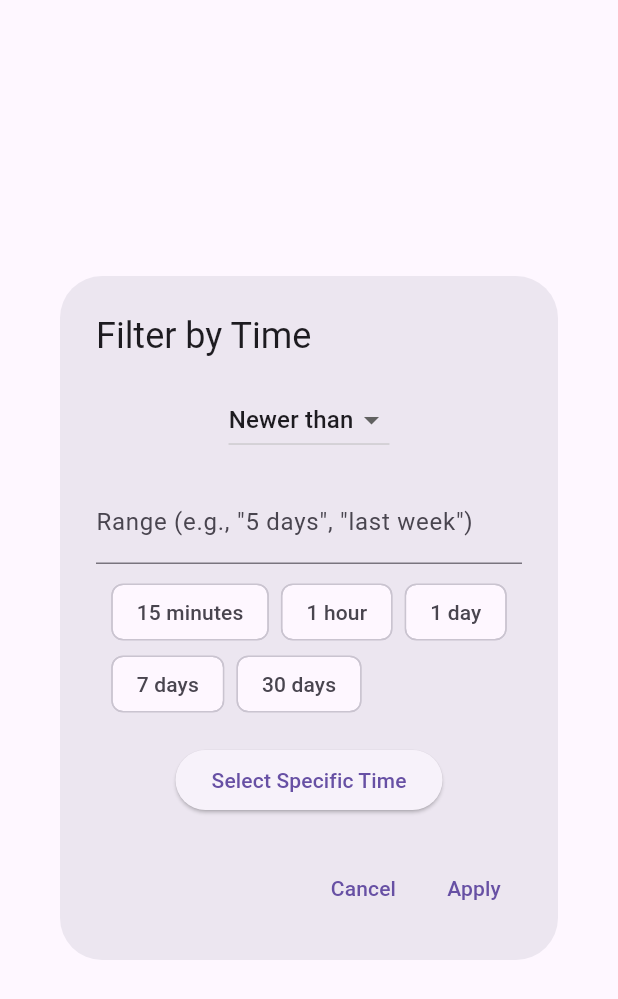
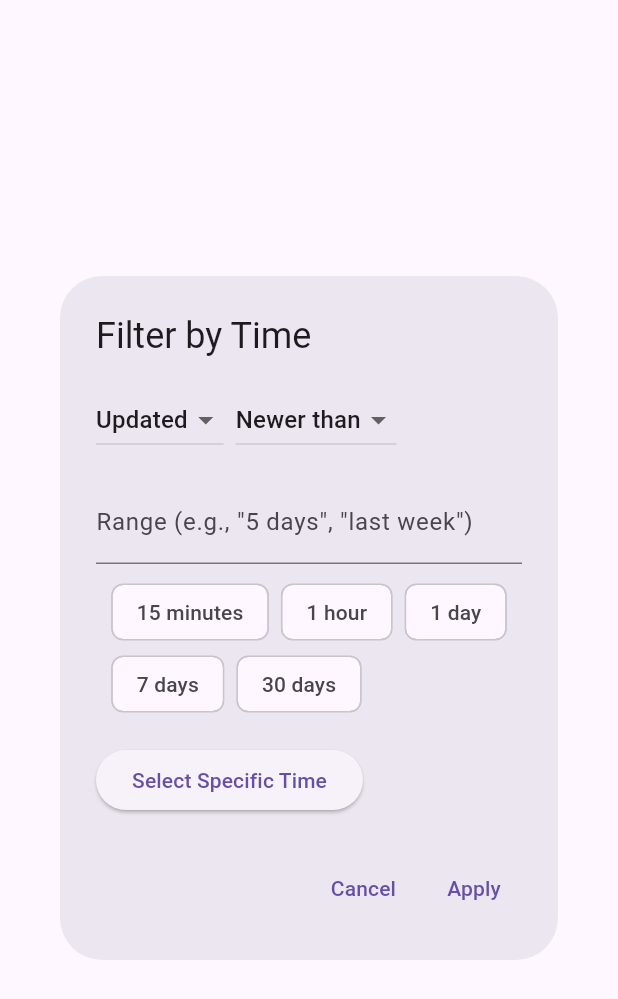
Before and after one commit to arran4/flutter_jules, a Flutter app: the TimeFilterDialog widget shown alone on an empty page, opened directly, on a phone screen of 412 x 824 dp. Shown: the top 999 px of the screen. Run offline on Flutter 3.47's test engine with Material 3 defaults, Android fonts, the phone set to English and light mode, and no system bars; our stand-ins replace flutter_local_notifications, flutter_markdown, flutter_secure_storage, google_sign_in, shared_preferences; missing offline and left inert: dartobjectutils, desktop_multi_window, duration, tray_manager, window_manager; accounts and stored records are empty; network calls fail; statements that could not run were skipped.

Commit message:
Add detailed time filter suggestions and field support

```diff
--- a/lib/ui/widgets/time_filter_dialog.dart
+++ b/lib/ui/widgets/time_filter_dialog.dart
@@ -3,18 +3,33 @@ import '../../models/time_filter.dart';
 import '../../models/search_filter.dart';
 
 class TimeFilterDialog extends StatefulWidget {
-  const TimeFilterDialog({super.key});
+  final TimeFilterType? initialType;
+  final TimeFilterField? initialField;
+
+  const TimeFilterDialog({
+    super.key,
+    this.initialType,
+    this.initialField,
+  });
 
   @override
   State<TimeFilterDialog> createState() => _TimeFilterDialogState();
 }
 
 class _TimeFilterDialogState extends State<TimeFilterDialog> {
-  TimeFilterType _selectedType = TimeFilterType.newerThan;
+  late TimeFilterType _selectedType;
+  late TimeFilterField _selectedField;
   final TextEditingController _rangeController =
       TextEditingController(); // Replaces valueController
   DateTime? _selectedDateTime;
   DateTime? _selectedDateTimeEnd; // Added end date
+
+  @override
+  void initState() {
+    super.initState();
+    _selectedType = widget.initialType ?? TimeFilterType.newerThan;
+    _selectedField = widget.initialField ?? TimeFilterField.updated;
+  }
 
   String _displayStringForTimeFilterType(TimeFilterType type) {
     switch (type) {
@@ -29,6 +44,15 @@ class _TimeFilterDialogState extends State<TimeFilterDialog> {
     }
   }
 
+  String _displayStringForTimeFilterField(TimeFilterField field) {
+    switch (field) {
+      case TimeFilterField.updated:
+        return 'Updated';
+      case TimeFilterField.created:
+        return 'Created';
+    }
+  }
+
   @override
   Widget build(BuildContext context) {
     return AlertDialog(
@@ -37,7 +61,25 @@ class _TimeFilterDialogState extends State<TimeFilterDialog> {
         // Added scroll for flexibility
         child: Column(
           mainAxisSize: MainAxisSize.min,
+          crossAxisAlignment: CrossAxisAlignment.start,
           children: [
+            Row(
+              children: [
+                DropdownButton<TimeFilterField>(
+                  value: _selectedField,
+                  onChanged: (TimeFilterField? newValue) {
+                    setState(() {
+                      _selectedField = newValue!;
+                    });
+                  },
+                  items: TimeFilterField.values.map((TimeFilterField field) {
+                    return DropdownMenuItem<TimeFilterField>(
+                      value: field,
+                      child: Text(_displayStringForTimeFilterField(field)),
+                    );
+                  }).toList(),
+                ),
+                const SizedBox(width: 8),
                 DropdownButton<TimeFilterType>(
                   value: _selectedType,
                   onChanged: (TimeFilterType? newValue) {
@@ -51,6 +93,8 @@ class _TimeFilterDialogState extends State<TimeFilterDialog> {
                       child: Text(_displayStringForTimeFilterType(type)),
                     );
                   }).toList(),
+                ),
+              ],
             ),
             const SizedBox(height: 16),
             if (_selectedType == TimeFilterType.inRange ||
@@ -166,21 +210,23 @@ class _TimeFilterDialogState extends State<TimeFilterDialog> {
               range: range,
               specificTime: _selectedDateTime,
               specificTimeEnd: _selectedDateTimeEnd,
+              field: _selectedField,
             );
 
+            String fieldLabel = _displayStringForTimeFilterField(timeFilter.field);
             String label;
             if (timeFilter.specificTime != null) {
               if (timeFilter.type == TimeFilterType.between &&
                   timeFilter.specificTimeEnd != null) {
                 label =
-                    'Time: Between ${timeFilter.specificTime} and ${timeFilter.specificTimeEnd}';
+                    '$fieldLabel: Between ${timeFilter.specificTime} and ${timeFilter.specificTimeEnd}';
               } else {
                 label =
-                    'Time: ${_displayStringForTimeFilterType(timeFilter.type)} ${timeFilter.specificTime}';
+                    '$fieldLabel: ${_displayStringForTimeFilterType(timeFilter.type)} ${timeFilter.specificTime}';
               }
             } else {
               label =
-                  'Time: ${_displayStringForTimeFilterType(timeFilter.type)} ${timeFilter.range ?? ""}';
+                  '$fieldLabel: ${_displayStringForTimeFilterType(timeFilter.type)} ${timeFilter.range ?? ""}';
             }
 
             Navigator.of(context).pop(
```
Also changed, not shown: lib/ui/widgets/advanced_search_bar.dart (+91 -2 lines). Lines whose indentation alone changed are shown as unchanged.
